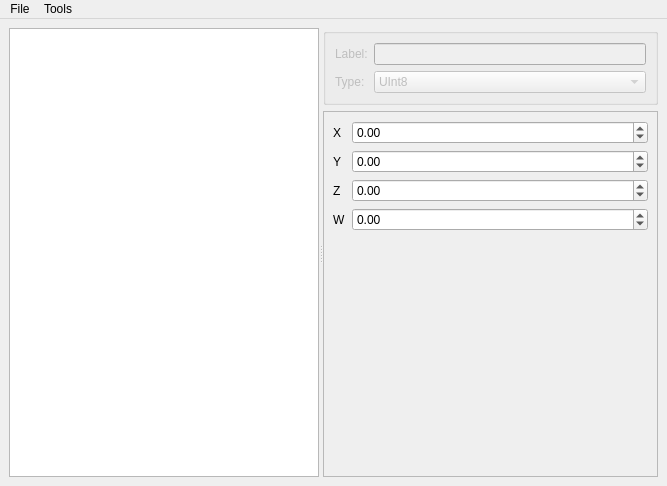
This is ui/editors/gff.ui in NickHugi/PyKotor as Qt 5 draws it before an edit. The edited form follows.
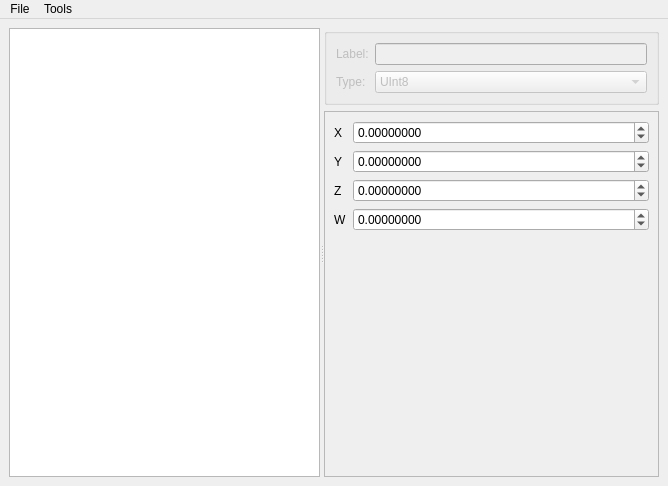
This is the edited form. The open tabs and pages were chosen to show the change. Custom widgets are drawn as their Qt base class.

Commit message: Increase number of decimal places for the GFF Editor

Diff of the .ui file:
```diff
--- a/ui/editors/gff.ui
+++ b/ui/editors/gff.ui
@@ -6,7 +6,7 @@
    <rect>
     <x>0</x>
     <y>0</y>
-    <width>667</width>
+    <width>668</width>
     <height>486</height>
    </rect>
   </property>
@@ -36,7 +36,7 @@
         <bool>false</bool>
        </attribute>
       </widget>
-      <widget class="QWidget" name="">
+      <widget class="QWidget" name="layoutWidget">
        <layout class="QVBoxLayout" name="verticalLayout">
         <item>
          <widget class="QGroupBox" name="fieldBox">
@@ -314,6 +314,9 @@
             </item>
             <item row="0" column="1">
              <widget class="QDoubleSpinBox" name="xVec4Spin">
+              <property name="decimals">
+               <number>8</number>
+              </property>
               <property name="minimum">
                <double>-9999999999999999583119736832.000000000000000</double>
               </property>
@@ -331,6 +334,9 @@
             </item>
             <item row="1" column="1">
              <widget class="QDoubleSpinBox" name="yVec4Spin">
+              <property name="decimals">
+               <number>8</number>
+              </property>
               <property name="minimum">
                <double>-9999999999999999583119736832.000000000000000</double>
               </property>
@@ -355,6 +361,9 @@
             </item>
             <item row="2" column="1">
              <widget class="QDoubleSpinBox" name="zVec4Spin">
+              <property name="decimals">
+               <number>8</number>
+              </property>
               <property name="minimum">
                <double>-9999999999999999583119736832.000000000000000</double>
               </property>
@@ -365,6 +374,9 @@
             </item>
             <item row="3" column="1">
              <widget class="QDoubleSpinBox" name="wVec4Spin">
+              <property name="decimals">
+               <number>8</number>
+              </property>
               <property name="minimum">
                <double>-9999999999999999583119736832.000000000000000</double>
               </property>
@@ -542,8 +554,8 @@
     <rect>
      <x>0</x>
      <y>0</y>
-     <width>667</width>
-     <height>21</height>
+     <width>668</width>
+     <height>22</height>
     </rect>
    </property>
    <widget class="QMenu" name="menuFile">
```
Left out of the diff: 12 changed lines with no effect on the pictures. The commit also changes 1 other file.
